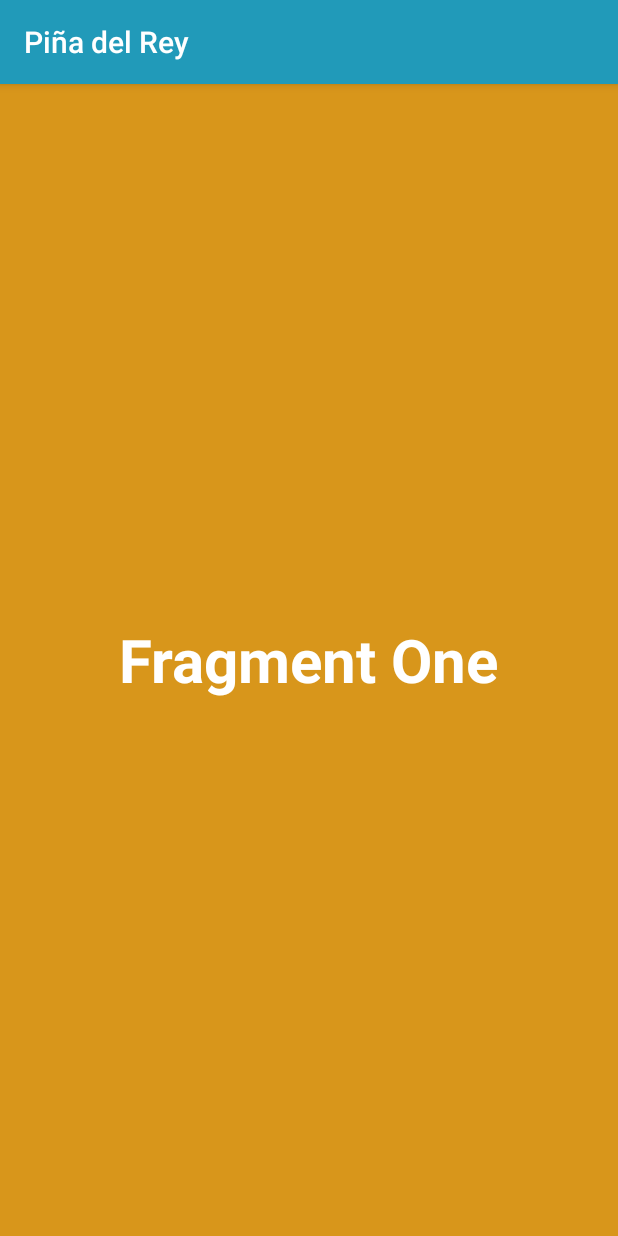
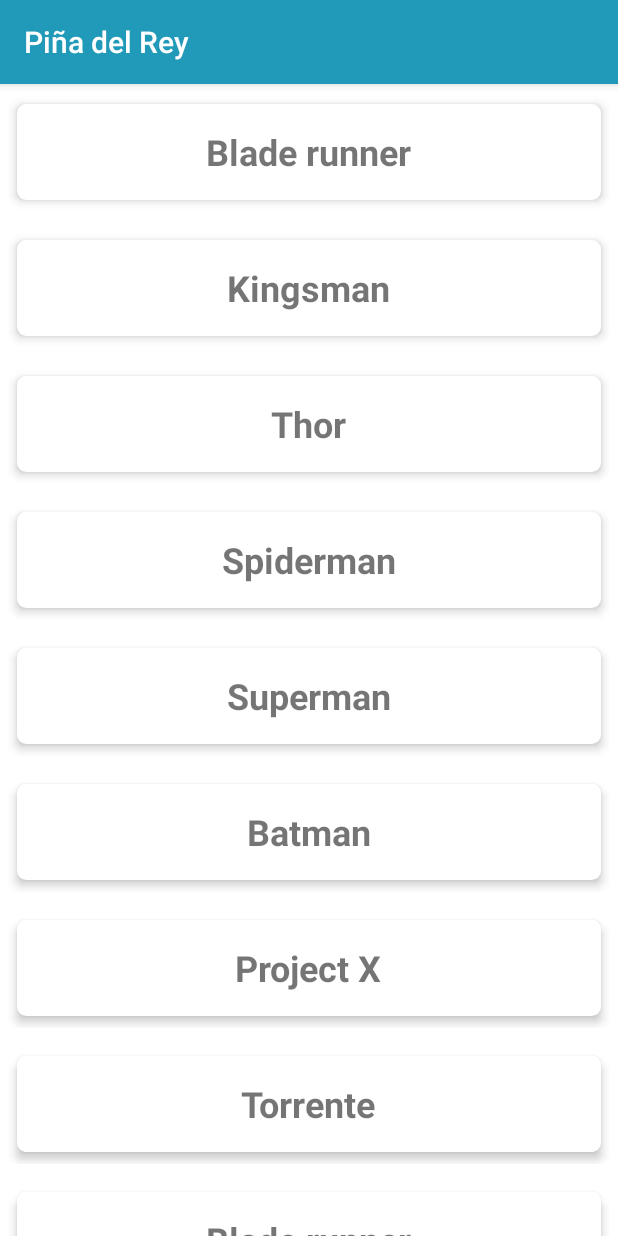
Before and after one commit to carlospinia/PineAPPle, an Android app: the fragment FragmentThree shown on its own in the app's theme, on a phone screen of 412 x 824 dp. Run offline under Robolectric (Android 15) with nearby library versions, the phone set to English and light mode, and no system bars.

Commit message:
lista de peliculas en el tab3 con RecycleView

```diff
--- a/app/build.gradle
+++ b/app/build.gradle
@@ -30,5 +30,7 @@ dependencies {
     compile 'com.android.support.constraint:constraint-layout:1.0.2'
     compile 'com.android.support:support-v4:26.+'
     compile 'com.android.support:design:26.+'
+    compile 'com.android.support:cardview-v7:26.+'
+    compile 'com.android.support:recyclerview-v7:26.+'
     testCompile 'junit:junit:4.12'
 }
--- a/app/src/main/java/com/example/myfirstapp/DisplayMessageActivity.java
+++ b/app/src/main/java/com/example/myfirstapp/DisplayMessageActivity.java
@@ -1,9 +1,11 @@
 package com.example.myfirstapp;
 
 import android.content.Intent;
-import android.support.v4.widget.TextViewCompat;
 import android.support.v7.app.AppCompatActivity;
 import android.os.Bundle;
+import android.support.v7.widget.RecyclerView;
+import android.view.LayoutInflater;
+import android.view.View;
 import android.view.ViewGroup;
 import android.widget.TextView;
 
@@ -23,4 +25,58 @@ public class DisplayMessageActivity extends AppCompatActivity {
         ViewGroup layout = (ViewGroup) findViewById(R.id.activity_display_message);
         layout.addView(textView);
     }
+
+    /**
+     * Created by cpinamar on 19/10/2017.
+     */
+
+    public static class MyAdapter extends RecyclerView.Adapter<MyAdapter.ViewHolder>{
+        private String[] mDataset;
+
+        // Provide a reference to the views for each data item
+        // Complex data items may need more than one view per item, and
+        // you provide access to all the views for a data item in a view holder
+        public static class ViewHolder extends RecyclerView.ViewHolder {
+            // each data item is just a string in this case
+            public TextView mTextView;
+            public ViewHolder(View v) {
+                super(v);
+                mTextView = v.findViewById(android.R.id.text1);
+            }
+        }
+
+        // Provide a suitable constructor (depends on the kind of dataset)
+        public MyAdapter(String[] myDataset) {
+            mDataset = myDataset;
+        }
+
+        // Create new views (invoked by the layout manager)
+        @Override
+        public MyAdapter.ViewHolder onCreateViewHolder(ViewGroup parent,
+                                                       int viewType) {
+            // create a new view
+            View v = LayoutInflater.from(parent.getContext())
+                    .inflate(android.R.layout.simple_dropdown_item_1line, parent, false);
+
+            // set the view's size, margins, paddings and layout parameters
+            //...
+            ViewHolder vh = new ViewHolder(v);
+            return vh;
+        }
+
+        // Replace the contents of a view (invoked by the layout manager)
+        @Override
+        public void onBindViewHolder(ViewHolder holder, int position) {
+            // - get element from your dataset at this position
+            // - replace the contents of the view with that element
+            holder.mTextView.setText(mDataset[position]);
+
+        }
+
+        // Return the size of your dataset (invoked by the layout manager)
+        @Override
+        public int getItemCount() {
+            return mDataset.length;
+        }
+    }
 }
--- a/app/src/main/java/com/example/myfirstapp/FragmentThree.java
+++ b/app/src/main/java/com/example/myfirstapp/FragmentThree.java
@@ -4,11 +4,17 @@ import android.content.Context;
 import android.net.Uri;
 import android.os.Bundle;
 import android.support.v4.app.Fragment;
+import android.support.v7.widget.LinearLayoutManager;
+import android.support.v7.widget.RecyclerView;
 import android.view.LayoutInflater;
 import android.view.View;
 import android.view.ViewGroup;
 
 public class FragmentThree extends Fragment {
+
+    private RecyclerView mRecyclerView;
+    private RecyclerView.Adapter mAdapter;
+    private RecyclerView.LayoutManager mLayoutManager;
 
     public FragmentThree() {
         // Required empty public constructor
@@ -17,13 +23,31 @@ public class FragmentThree extends Fragment {
     @Override
     public void onCreate(Bundle savedInstanceState) {
         super.onCreate(savedInstanceState);
+
     }
 
     @Override
     public View onCreateView(LayoutInflater inflater, ViewGroup container,
                              Bundle savedInstanceState) {
         // Inflate the layout for this fragment
-        return inflater.inflate(R.layout.fragment_three, container, false);
+        View v = inflater.inflate(R.layout.fragment_three, container, false);
+
+        mRecyclerView = (RecyclerView) v.findViewById(R.id.rv_list);
+
+        // use this setting to improve performance if you know that changes
+        // in content do not change the layout size of the RecyclerView
+        mRecyclerView.setHasFixedSize(true);
+
+        // use a linear layout manager
+        mLayoutManager = new LinearLayoutManager(getActivity());
+        mRecyclerView.setLayoutManager(mLayoutManager);
+        mRecyclerView.setHasFixedSize(true);
+
+        String[] array_list = getResources().getStringArray(R.array.strings_array);
+        // specify an adapter (see also next example)
+        mAdapter = new MyAdapter(array_list);
+        mRecyclerView.setAdapter(mAdapter);
+
+        return v;
     }
-
 }
--- a/app/src/main/java/com/example/myfirstapp/MainActivity.java
+++ b/app/src/main/java/com/example/myfirstapp/MainActivity.java
@@ -26,7 +26,7 @@ public class MainActivity extends AppCompatActivity {
         //Add fragments to adapter one by one
         adapter.addFragment(new FragmentOne(), "Rosa");
         adapter.addFragment(new FragmentTwo(), "Azul");
-        adapter.addFragment(new FragmentThree(), "Naranja");
+        adapter.addFragment(new FragmentThree(), "Peliculas");
         viewPager.setAdapter(adapter);
 
         TabLayout tabLayout = (TabLayout) findViewById(R.id.tabs);
--- /dev/null
+++ b/app/src/main/java/com/example/myfirstapp/MyAdapter.java
@@ -0,0 +1,61 @@
+package com.example.myfirstapp;
+
+import android.support.v7.widget.RecyclerView;
+import android.view.LayoutInflater;
+import android.view.View;
+import android.view.ViewGroup;
+import android.widget.TextView;
+
+/**
+ * Created by cpinamar on 19/10/2017.
+ */
+
+public class MyAdapter extends RecyclerView.Adapter<MyAdapter.ViewHolder>{
+    private String[] mDataset;
+
+    // Provide a reference to the views for each data item
+    // Complex data items may need more than one view per item, and
+    // you provide access to all the views for a data item in a view holder
+    public static class ViewHolder extends RecyclerView.ViewHolder {
+        // each data item is just a string in this case
+        public TextView info_text;
+        public ViewHolder(View v) {
+            super(v);
+            info_text = v.findViewById(R.id.info_text);
+        }
+    }
+
+    // Provide a suitable constructor (depends on the kind of dataset)
+    public MyAdapter(String[] myDataset) {
+        mDataset = myDataset;
+    }
+
+    // Create new views (invoked by the layout manager)
+    @Override
+    public MyAdapter.ViewHolder onCreateViewHolder(ViewGroup parent,
+                                                   int viewType) {
+        // create a new view
+        View v = LayoutInflater.from(parent.getContext())
+                .inflate(R.layout.layout_tarjeta, parent, false);
+
+        // set the view's size, margins, paddings and layout parameters
+        //...
+        ViewHolder vh = new ViewHolder(v);
+        return vh;
+    }
+
+    // Replace the contents of a view (invoked by the layout manager)
+    @Override
+    public void onBindViewHolder(ViewHolder holder, int position) {
+        // - get element from your dataset at this position
+        // - replace the contents of the view with that element
+        holder.info_text.setText(mDataset[position]);
+
+    }
+
+    // Return the size of your dataset (invoked by the layout manager)
+    @Override
+    public int getItemCount() {
+        return mDataset.length;
+    }
+}
--- a/app/src/main/res/layout/fragment_one.xml
+++ b/app/src/main/res/layout/fragment_one.xml
@@ -4,14 +4,12 @@
     android:background="#D81B60"
     android:layout_height="match_parent">
 
-    <TextView
-        android:layout_width="wrap_content"
-        android:layout_height="wrap_content"
-        android:text="Fragment One"
-        android:textSize="40dp"
-        android:textStyle="bold"
-        android:textColor="#fff"
-        android:layout_centerInParent="true"/>
+    <!-- A RecyclerView with some commonly used attributes -->
+    <android.support.v7.widget.RecyclerView
+        android:id="@+id/my_recycler_view"
+        android:scrollbars="vertical"
+        android:layout_width="match_parent"
+        android:layout_height="match_parent"/>
 
 
 </RelativeLayout>
--- a/app/src/main/res/layout/fragment_three.xml
+++ b/app/src/main/res/layout/fragment_three.xml
@@ -1,17 +1,28 @@
 <?xml version="1.0" encoding="utf-8"?>
 <RelativeLayout xmlns:android="http://schemas.android.com/apk/res/android"
     android:layout_width="match_parent"
-    android:background="#d8961b"
+    android:background="#FFF"
     android:layout_height="match_parent">
 
-    <TextView
-        android:layout_width="wrap_content"
+    <!--<TextView-->
+        <!--android:layout_width="wrap_content"-->
+        <!--android:layout_height="wrap_content"-->
+        <!--android:text="Fragment One"-->
+        <!--android:textSize="40dp"-->
+        <!--android:textStyle="bold"-->
+        <!--android:textColor="#fff"-->
+        <!--android:layout_centerInParent="true"/>-->
+
+    <!--<TextView-->
+        <!--android:id="@+id/my_text_view"-->
+        <!--android:layout_width="match_parent"-->
+        <!--android:layout_height="match_parent" />-->
+
+    <android.support.v7.widget.RecyclerView
+        android:layout_width="match_parent"
         android:layout_height="wrap_content"
-        android:text="Fragment One"
-        android:textSize="40dp"
-        android:textStyle="bold"
-        android:textColor="#fff"
-        android:layout_centerInParent="true"/>
+        android:id="@+id/rv_list">
+    </android.support.v7.widget.RecyclerView>
 
 
 </RelativeLayout>
--- /dev/null
+++ b/app/src/main/res/layout/layout_tarjeta.xml
@@ -0,0 +1,27 @@
+<?xml version="1.0" encoding="utf-8"?>
+<LinearLayout xmlns:android="http://schemas.android.com/apk/res/android"
+    android:orientation="vertical" android:layout_width="match_parent"
+    android:layout_height="wrap_content"
+    android:layout_margin="5dp">
+
+    <android.support.v7.widget.CardView
+        xmlns:card_view="http://schemas.android.com/apk/res-auto"
+        android:id="@+id/card_view"
+        android:layout_gravity="center"
+        android:layout_width="match_parent"
+        android:layout_height="80dp"
+        card_view:cardCornerRadius="6dp"
+        card_view:cardElevation="4dp"
+        card_view:cardUseCompatPadding="true">
+
+        <TextView
+            android:id="@+id/info_text"
+            android:layout_width="wrap_content"
+            android:layout_height="wrap_content"
+            android:textAlignment="gravity"
+            android:textSize="24dp"
+            android:textStyle="bold"
+            android:layout_gravity="center" />
+    </android.support.v7.widget.CardView>
+
+</LinearLayout>
--- a/app/src/main/res/values/strings.xml
+++ b/app/src/main/res/values/strings.xml
@@ -3,6 +3,41 @@
     <string name="edit_message">Enter a message</string>
     <string name="button_send">Send</string>
 
+    <string-array name="strings_array">
+        <item>Blade runner</item>
+        <item>Kingsman</item>
+        <item>Thor</item>
+        <item>Spiderman</item>
+        <item>Superman</item>
+        <item>Batman</item>
+        <item>Project X</item>
+        <item>Torrente</item>
+        <item>Blade runner</item>
+        <item>Kingsman</item>
+        <item>Thor</item>
+        <item>Spiderman</item>
+        <item>Superman</item>
+        <item>Batman</item>
+        <item>Project X</item>
+        <item>Torrente</item>
+        <item>Blade runner</item>
+        <item>Kingsman</item>
+        <item>Thor</item>
+        <item>Spiderman</item>
+        <item>Superman</item>
+        <item>Batman</item>
+        <item>Project X</item>
+        <item>Torrente</item>
+        <item>Blade runner</item>
+        <item>Kingsman</item>
+        <item>Thor</item>
+        <item>Spiderman</item>
+        <item>Superman</item>
+        <item>Batman</item>
+        <item>Project X</item>
+        <item>Torrente</item>
+    </string-array>
+
     <!-- TODO: Remove or change this placeholder text -->
     <string name="hello_blank_fragment">Hello blank fragment</string>
 </resources>
```
